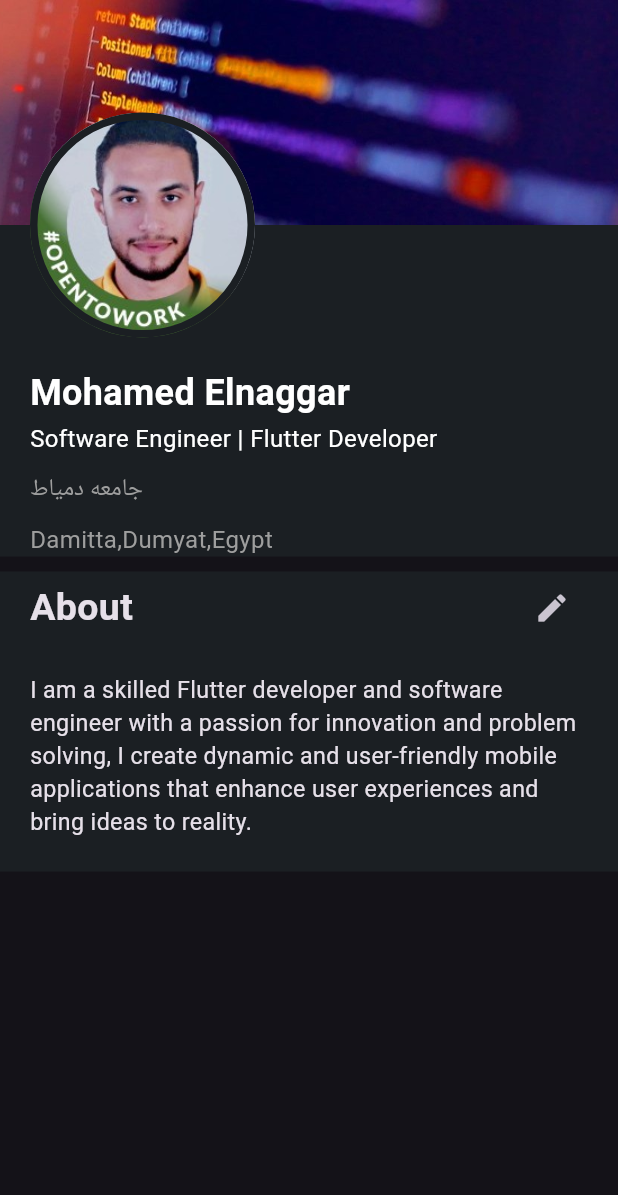
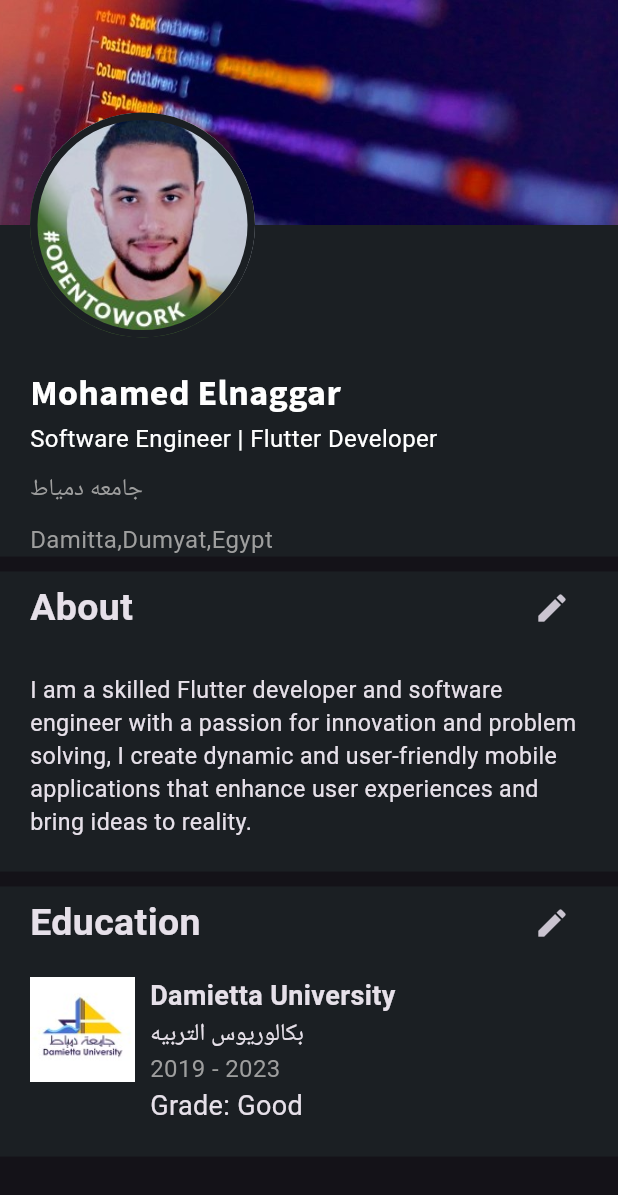
Before and after one commit to MohamedElnaggar0/linkedin_profile, a Flutter app: the screen it shows after launch, on a phone screen of 412 x 824 dp. Shown: the top 1195 px of the screen. Run offline on Flutter 3.47's test engine with Material 3 defaults, Android fonts, the light colour scheme and no system bars; our stand-ins replace google_fonts.

Commit message:
education section done

```diff
--- a/lib/features/profile/presentation/widgets/about_me_texts.dart
+++ b/lib/features/profile/presentation/widgets/about_me_texts.dart
@@ -1,4 +1,5 @@
 import 'package:flutter/material.dart';
+import 'package:google_fonts/google_fonts.dart';
 
 class AboutMeTexts extends StatelessWidget {
   const AboutMeTexts({super.key});
@@ -7,13 +8,16 @@ class AboutMeTexts extends StatelessWidget {
   Widget build(BuildContext context) {
     return Padding(
       padding: const EdgeInsets.symmetric(horizontal: 20.0),
-      child: const Column(
+      child: Column(
         crossAxisAlignment: CrossAxisAlignment.start,
         children: [
           Text(
             'Mohamed Elnaggar',
-            style: TextStyle(
-                fontSize: 24, fontWeight: FontWeight.bold, color: Colors.white),
+            style: GoogleFonts.sourceSans3(
+              fontSize: 24,
+              fontWeight: FontWeight.bold,
+              color: Colors.white,
+            ),
           ),
           SizedBox(height: 2),
           Text(
@@ -25,7 +29,9 @@ class AboutMeTexts extends StatelessWidget {
             'جامعه دمياط',
             style: TextStyle(fontSize: 16, color: Colors.grey),
           ),
-          SizedBox(height: 10),
+          SizedBox(
+            height: 10,
+          ),
           Text(
             'Damitta,Dumyat,Egypt',
             style: TextStyle(fontSize: 16, color: Colors.grey),
--- /dev/null
+++ b/lib/features/profile/presentation/widgets/education_section.dart
@@ -0,0 +1,69 @@
+import 'package:flutter/material.dart';
+
+class EducationSection extends StatelessWidget {
+  const EducationSection({super.key});
+
+  @override
+  Widget build(BuildContext context) {
+    return Container(
+      height: 180,
+      width: double.infinity,
+      decoration: BoxDecoration(color: Color(0xff1B1F23)),
+      child: Padding(
+        padding: const EdgeInsets.symmetric(horizontal: 20.0),
+        child: Column(
+          children: [
+            Row(
+              mainAxisAlignment: MainAxisAlignment.spaceBetween,
+              children: [
+                Text(
+                  'Education',
+                  style: TextStyle(fontSize: 25, fontWeight: FontWeight.bold),
+                ),
+                IconButton(onPressed: () {}, icon: Icon(Icons.edit))
+              ],
+            ),
+            SizedBox(
+              height: 12,
+            ),
+            Row(
+              crossAxisAlignment: CrossAxisAlignment.start,
+              children: [
+                Image.asset(
+                  'assets/images/damietta_university_logo.jpg',
+                  height: 70,
+                  width: 70,
+                ),
+                SizedBox(
+                  width: 10,
+                ),
+                Column(
+                  crossAxisAlignment: CrossAxisAlignment.start,
+                  children: [
+                    Text(
+                      'Damietta University',
+                      style:
+                          TextStyle(fontSize: 18, fontWeight: FontWeight.bold),
+                    ),
+                    Text(
+                      'بكالوريوس التربيه ',
+                      style: TextStyle(fontSize: 16),
+                    ),
+                    Text(
+                      '2019 - 2023',
+                      style: TextStyle(color: Colors.grey, fontSize: 16),
+                    ),
+                    Text(
+                      'Grade: Good',
+                      style: TextStyle(fontSize: 18),
+                    ),
+                  ],
+                )
+              ],
+            )
+          ],
+        ),
+      ),
+    );
+  }
+}
--- a/lib/features/profile/presentation/widgets/profile_view_body.dart
+++ b/lib/features/profile/presentation/widgets/profile_view_body.dart
@@ -1,6 +1,7 @@
 import 'package:flutter/material.dart';
 import 'package:linkedin_profile/features/profile/presentation/widgets/about_me_texts.dart';
 import 'package:linkedin_profile/features/profile/presentation/widgets/desc_about_me.dart';
+import 'package:linkedin_profile/features/profile/presentation/widgets/education_section.dart';
 import 'package:linkedin_profile/features/profile/presentation/widgets/profile_and_cover.dart';
 
 class ProfileViewBody extends StatelessWidget {
@@ -25,7 +26,11 @@ class ProfileViewBody extends StatelessWidget {
         SizedBox(
           height: 10,
         ),
-        DescAboutMeText()
+        DescAboutMeText(),
+        SizedBox(
+          height: 10,
+        ),
+        EducationSection(),
       ],
     );
   }
--- a/pubspec.yaml
+++ b/pubspec.yaml
@@ -34,6 +34,7 @@ dependencies:
   # The following adds the Cupertino Icons font to your application.
   # Use with the CupertinoIcons class for iOS style icons.
   cupertino_icons: ^1.0.8
+  google_fonts: ^6.2.1
 
 dev_dependencies:
   flutter_test:
```
Also changed, not shown: assets/images/damietta_university_logo.jpg (added), pubspec.lock, 1 other file.
